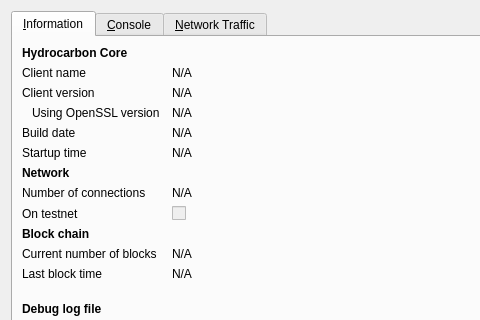
Before: the Qt Designer form src/qt/forms/rpcconsole.ui in spayse/Bubble, drawn with Qt 5; both pictures show x 0 to 480 and y 0 to 320 of the 740 by 450 pixel window.
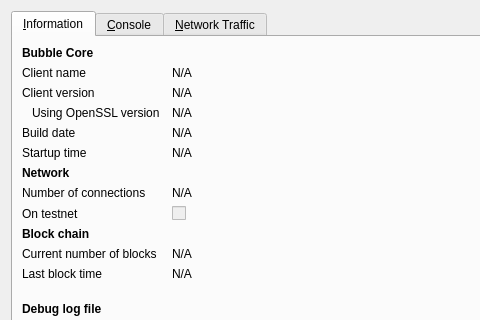
After: the same form once the commit is applied. Icons and pictures are not drawn. Custom widgets are drawn as their Qt base class.

What changed in the file:
```diff
--- a/src/qt/forms/rpcconsole.ui
+++ b/src/qt/forms/rpcconsole.ui
@@ -36,7 +36,7 @@
           </font>
          </property>
          <property name="text">
-          <string>Hydrocarbon Core</string>
+          <string>Bubble Core</string>
          </property>
         </widget>
        </item>
```
Left out of the diff: 6 changed lines with no effect on the pictures.
